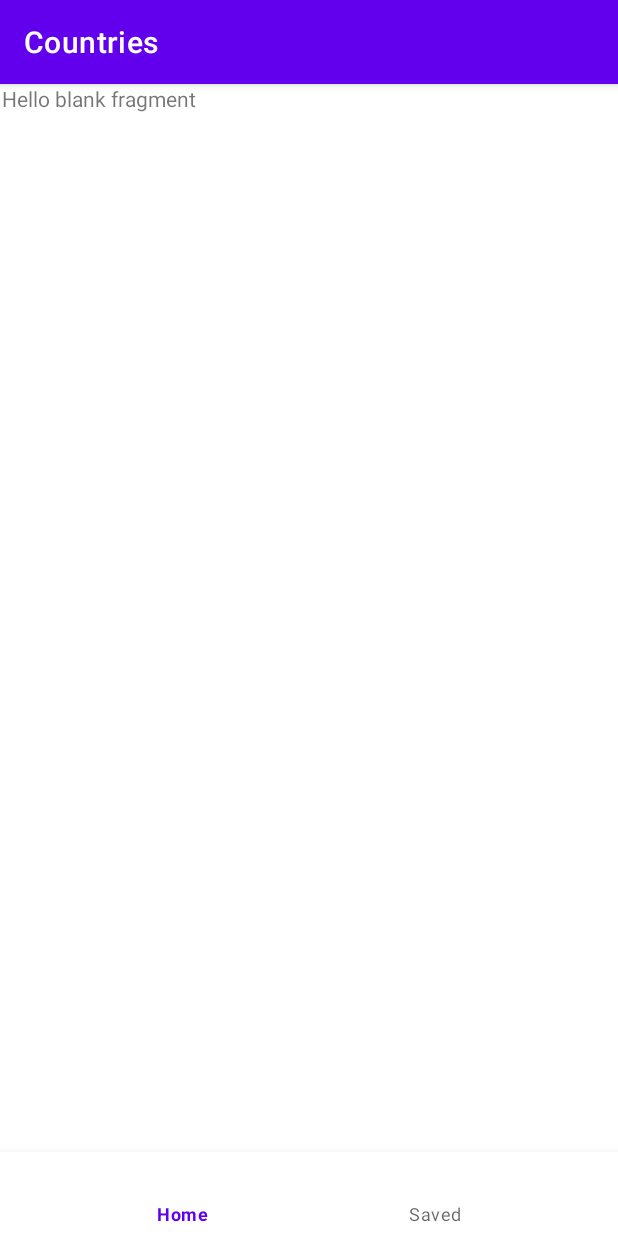
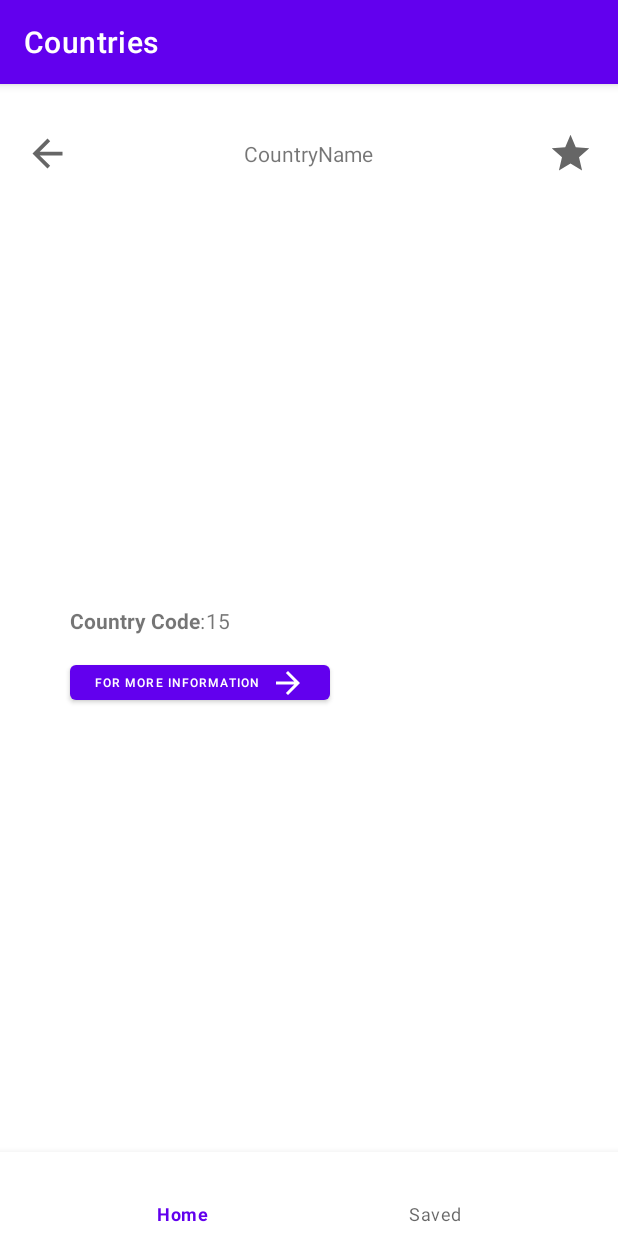
Before and after one commit to ArasKaplan/Countries, an Android app: the DetailCardFragment screen opened through its navigation route, on a phone screen of 412 x 824 dp. Run offline under Robolectric (Android 15) with nearby library versions, the phone set to English and light mode, and no system bars; our stand-ins replace Dagger/Hilt's generated code, navigation-ui.

Commit message:
Initialized fragment design

```diff
--- /dev/null
+++ b/app/src/main/res/drawable/ic_baseline_arrow_back_24.xml
@@ -0,0 +1,10 @@
+<vector xmlns:android="http://schemas.android.com/apk/res/android"
+    android:width="24dp"
+    android:height="24dp"
+    android:viewportWidth="24"
+    android:viewportHeight="24"
+    android:tint="?attr/colorControlNormal">
+  <path
+      android:fillColor="@android:color/white"
+      android:pathData="M20,11H7.83l5.59,-5.59L12,4l-8,8 8,8 1.41,-1.41L7.83,13H20v-2z"/>
+</vector>
--- /dev/null
+++ b/app/src/main/res/drawable/ic_baseline_arrow_forward_24_white.xml
@@ -0,0 +1,5 @@
+<vector android:height="24dp" android:tint="#FFFFFF"
+    android:viewportHeight="24" android:viewportWidth="24"
+    android:width="24dp" xmlns:android="http://schemas.android.com/apk/res/android">
+    <path android:fillColor="@android:color/white" android:pathData="M12,4l-1.41,1.41L16.17,11H4v2h12.17l-5.58,5.59L12,20l8,-8z"/>
+</vector>
--- /dev/null
+++ b/app/src/main/res/drawable/ic_baseline_star_24.xml
@@ -0,0 +1,10 @@
+<vector xmlns:android="http://schemas.android.com/apk/res/android"
+    android:width="24dp"
+    android:height="24dp"
+    android:viewportWidth="24"
+    android:viewportHeight="24"
+    android:tint="?attr/colorControlNormal">
+  <path
+      android:fillColor="@android:color/white"
+      android:pathData="M12,17.27L18.18,21l-1.64,-7.03L22,9.24l-7.19,-0.61L12,2 9.19,8.63 2,9.24l5.46,4.73L5.82,21z"/>
+</vector>
--- /dev/null
+++ b/app/src/main/res/drawable/ic_baseline_star_24_white.xml
@@ -0,0 +1,5 @@
+<vector android:height="24dp" android:tint="#FFFFFF"
+    android:viewportHeight="24" android:viewportWidth="24"
+    android:width="24dp" xmlns:android="http://schemas.android.com/apk/res/android">
+    <path android:fillColor="@android:color/white" android:pathData="M12,17.27L18.18,21l-1.64,-7.03L22,9.24l-7.19,-0.61L12,2 9.19,8.63 2,9.24l5.46,4.73L5.82,21z"/>
+</vector>
--- a/app/src/main/res/layout/fragment_detail_card.xml
+++ b/app/src/main/res/layout/fragment_detail_card.xml
@@ -1,14 +1,85 @@
 <?xml version="1.0" encoding="utf-8"?>
-<FrameLayout xmlns:android="http://schemas.android.com/apk/res/android"
+<androidx.constraintlayout.widget.ConstraintLayout xmlns:android="http://schemas.android.com/apk/res/android"
+    xmlns:app="http://schemas.android.com/apk/res-auto"
     xmlns:tools="http://schemas.android.com/tools"
     android:layout_width="match_parent"
     android:layout_height="match_parent"
-    tools:context=".domain.view.fragment.DetailCardFragment">
+    tools:context=".domain.view.fragment.DetailCardFragment" >
 
-    <!-- TODO: Update blank fragment layout -->
+    <androidx.constraintlayout.widget.Guideline
+        android:id="@+id/guideline2"
+        android:layout_width="wrap_content"
+        android:layout_height="wrap_content"
+        android:orientation="horizontal"
+        app:layout_constraintGuide_percent="0.12" />
+
     <TextView
+        android:id="@+id/textview_detailspage_countryname"
+        android:layout_width="wrap_content"
+        android:layout_height="wrap_content"
+        android:text="@string/countryname"
+        app:layout_constraintBottom_toTopOf="@+id/guideline2"
+        app:layout_constraintEnd_toEndOf="parent"
+        app:layout_constraintStart_toStartOf="parent"
+        app:layout_constraintTop_toTopOf="parent" />
+
+    <ImageView
+        android:id="@+id/imageview_detailspage_back"
+        android:layout_width="30dp"
+        android:layout_height="30dp"
+        android:layout_marginStart="15dp"
+        app:layout_constraintBottom_toBottomOf="@+id/textview_detailspage_countryname"
+        app:layout_constraintStart_toStartOf="parent"
+        app:layout_constraintTop_toTopOf="@+id/textview_detailspage_countryname"
+        app:srcCompat="@drawable/ic_baseline_arrow_back_24" />
+
+    <ImageView
+        android:id="@+id/imageview_detailspage_star"
+        android:layout_width="30dp"
+        android:layout_height="30dp"
+        android:layout_marginEnd="15dp"
+        app:layout_constraintBottom_toBottomOf="@+id/textview_detailspage_countryname"
+        app:layout_constraintEnd_toEndOf="parent"
+        app:layout_constraintTop_toTopOf="@+id/textview_detailspage_countryname"
+        app:srcCompat="@drawable/ic_baseline_star_24" />
+
+    <ImageView
+        android:id="@+id/imageView"
         android:layout_width="match_parent"
-        android:layout_height="match_parent"
-        android:text="@string/hello_blank_fragment" />
+        android:layout_height="220dp"
+        app:layout_constraintEnd_toEndOf="parent"
+        app:layout_constraintStart_toStartOf="parent"
+        app:layout_constraintTop_toTopOf="@+id/guideline2"
+        tools:src="@tools:sample/backgrounds/scenic" />
 
-</FrameLayout>
+    <TextView
+        android:id="@+id/textView3"
+        android:layout_width="wrap_content"
+        android:layout_height="wrap_content"
+        android:layout_marginStart="45dp"
+        android:layout_marginTop="36dp"
+        android:text="@string/country_code"
+        app:layout_constraintStart_toStartOf="parent"
+        app:layout_constraintTop_toBottomOf="@+id/imageView" />
+
+    <Button
+        android:id="@+id/button_detailspage_moreinfo"
+        android:layout_width="wrap_content"
+        android:layout_height="35dp"
+        android:layout_marginStart="45dp"
+        android:layout_marginTop="14dp"
+        android:drawableEnd="@drawable/ic_baseline_arrow_forward_24_white"
+        android:text="@string/for_more_information"
+        android:textSize="8sp"
+        app:layout_constraintStart_toStartOf="parent"
+        app:layout_constraintTop_toBottomOf="@+id/textView3" />
+
+    <TextView
+        android:id="@+id/textview_detailspage_countrycode"
+        android:layout_width="wrap_content"
+        android:layout_height="wrap_content"
+        app:layout_constraintBottom_toBottomOf="@+id/textView3"
+        app:layout_constraintStart_toEndOf="@+id/textView3"
+        app:layout_constraintTop_toTopOf="@+id/textView3"
+        android:text="15"/>
+</androidx.constraintlayout.widget.ConstraintLayout>
--- a/app/src/main/res/values/strings.xml
+++ b/app/src/main/res/values/strings.xml
@@ -2,4 +2,7 @@
     <string name="app_name">Countries</string>
     <!-- TODO: Remove or change this placeholder text -->
     <string name="hello_blank_fragment">Hello blank fragment</string>
+    <string name="country_code"><b>Country Code</b>:</string>
+    <string name="countryname">CountryName</string>
+    <string name="for_more_information">For more information</string>
 </resources>
```
Also changed, not shown: app/src/main/res/layout/fragment_home_page.xml (+24 -6 lines), app/src/main/res/layout/fragment_saved_page.xml (+26 -7 lines).
